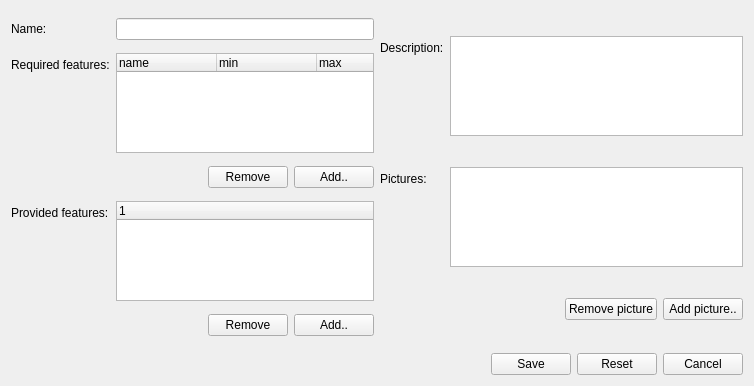
The window that client/uiforms/category_edit.ui (Wolframe/configurator) describes before a commit, drawn with Qt 5.
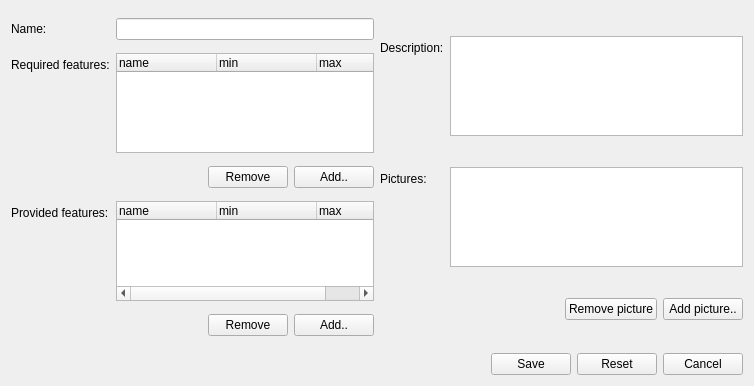
The same window after the commit. Icons and pictures are not drawn.

Diff of the .ui file:
```diff
--- a/client/uiforms/category_edit.ui
+++ b/client/uiforms/category_edit.ui
@@ -403,9 +403,22 @@
          <height>100</height>
         </size>
        </property>
+       <property name="rootIsDecorated">
+        <bool>false</bool>
+       </property>
        <column>
         <property name="text">
-         <string notr="true">1</string>
+         <string>name</string>
+        </property>
+       </column>
+       <column>
+        <property name="text">
+         <string>min</string>
+        </property>
+       </column>
+       <column>
+        <property name="text">
+         <string>max</string>
         </property>
        </column>
       </widget>
```
Left out of the diff: 2 changed lines with no effect on the pictures.
